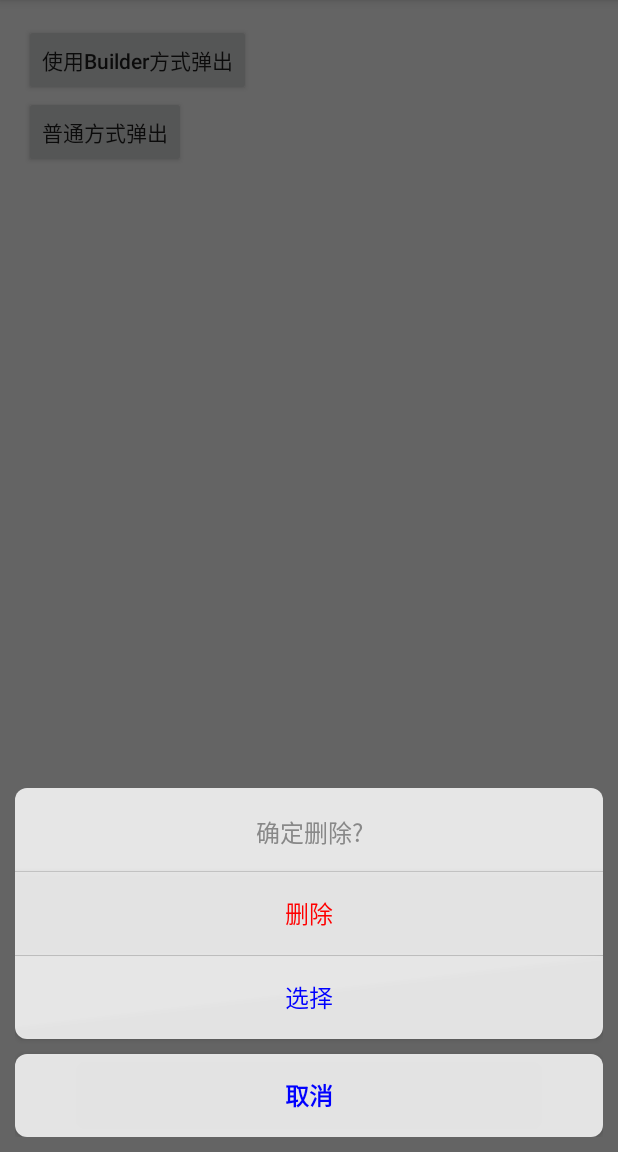
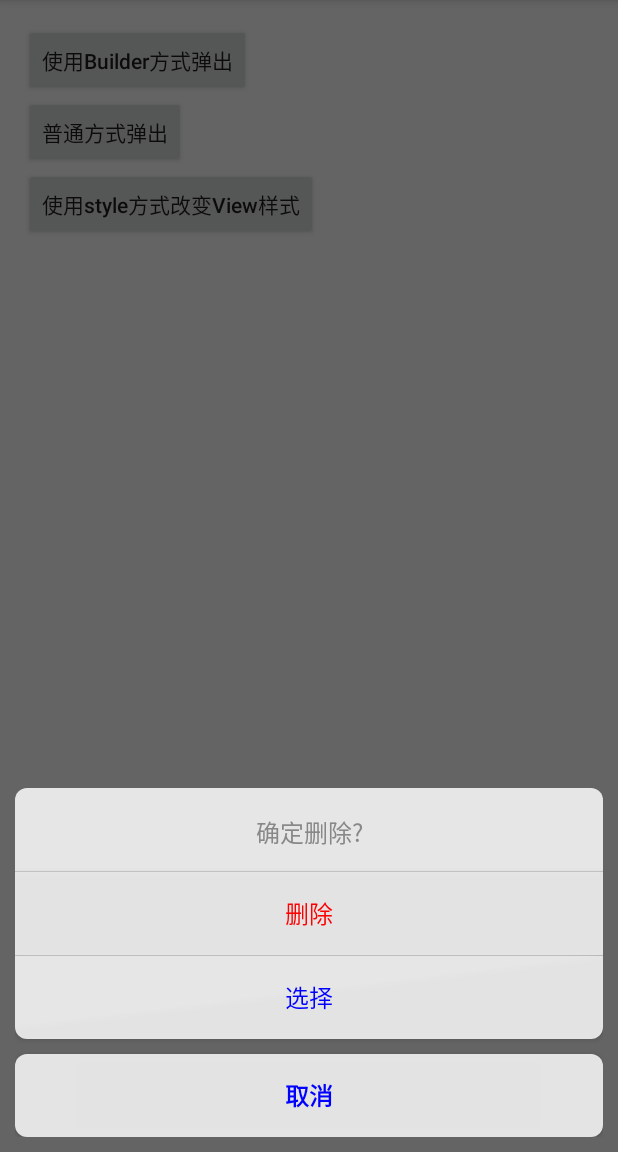
Before and after one commit to xinle/IOSActionSheet, an Android app: the screen it shows after launch (MainActivity), after a tap on "普通方式弹出", on a phone screen of 412 x 824 dp, the part 84-1236 px from its top. Run offline under Robolectric (Android 15) with nearby library versions, the phone set to English and light mode, and no system bars.

Commit message:
默认弹出cancle按钮 添加使用style 更改主题的实例

```diff
--- a/IOSActionSheet/src/main/java/com/lelive/iosactionsheet/IOSActionSheet.java
+++ b/IOSActionSheet/src/main/java/com/lelive/iosactionsheet/IOSActionSheet.java
@@ -45,6 +45,7 @@ public class IOSActionSheet extends Dialog implements View.OnClickListener {
     }
 
     private static final int TRANSLATE_DURATION = 100;  // 动画执行时长
+    private static final String DEFUALT_CANCLE_TITLE = "取消";
 
     private Context mContext;
 
@@ -55,7 +56,8 @@ public class IOSActionSheet extends Dialog implements View.OnClickListener {
 
     private CharSequence mTitleStr;
     private CharSequence mSubTitleStr;
-    private CharSequence mCancelButtonTitle = "取消";
+    private CharSequence mCancelButtonTitle = DEFUALT_CANCLE_TITLE;
+    private boolean mHaveCancleBtn = true;
 
     private List<ItemModel> mOtherButtonTitles;
     private IActionSheetListener mListener;
@@ -93,6 +95,8 @@ public class IOSActionSheet extends Dialog implements View.OnClickListener {
 
         mOtherButtonTitles = builder.mOtherButtonTitles;
         mCancelButtonTitle = builder.mCancleTitleStr;
+        mHaveCancleBtn = builder.mHaveCancleBtn;
+
         mListener = builder.mListener;
         mCancelableOnTouchOutside = builder.mCancelableOnTouchOutside;
         setCanceledOnTouchOutside(mCancelableOnTouchOutside);
@@ -201,7 +205,7 @@ public class IOSActionSheet extends Dialog implements View.OnClickListener {
             childCount += mOtherButtonTitles.size();
         }
 
-        if(!TextUtils.isEmpty(mCancelButtonTitle)) {
+        if(!TextUtils.isEmpty(mCancelButtonTitle) && mHaveCancleBtn) {
             if(mOtherButtonTitles == null) {
                 mOtherButtonTitles = new ArrayList<>();
             }
@@ -391,6 +395,10 @@ public class IOSActionSheet extends Dialog implements View.OnClickListener {
         this.mCancelButtonTitle = mCancelButtonTitle;
     }
 
+    public void setHaveCancleBtn(boolean haveCancleBtn) {
+        this.mHaveCancleBtn = haveCancleBtn;
+    }
+
     public void setOtherButtonTitles(List<ItemModel> mOtherButtonTitles) {
         this.mOtherButtonTitles = mOtherButtonTitles;
     }
@@ -548,7 +556,8 @@ public class IOSActionSheet extends Dialog implements View.OnClickListener {
 
         private CharSequence mTitleStr;
         private CharSequence mSubTitleStr;
-        private CharSequence mCancleTitleStr;
+        private CharSequence mCancleTitleStr = DEFUALT_CANCLE_TITLE;
+        private boolean mHaveCancleBtn = true;
 
         private List<ItemModel> mOtherButtonTitles;
 
@@ -610,6 +619,11 @@ public class IOSActionSheet extends Dialog implements View.OnClickListener {
             return this;
         }
 
+        public Builder haveCancleBtn(boolean haveCancleBtn) {
+            mHaveCancleBtn = haveCancleBtn;
+            return this;
+        }
+
         public void show() {
             IOSActionSheet actionSheet = new IOSActionSheet(this);
             actionSheet.show();
--- a/app/src/main/java/com/lelive/iosactionsheetpro/MainActivity.java
+++ b/app/src/main/java/com/lelive/iosactionsheetpro/MainActivity.java
@@ -18,6 +18,7 @@ public class MainActivity extends AppCompatActivity implements View.OnClickListe
 
         findViewById(R.id.button1).setOnClickListener(this);
         findViewById(R.id.button2).setOnClickListener(this);
+        findViewById(R.id.button3).setOnClickListener(this);
     }
 
     @Override
@@ -33,8 +34,6 @@ public class MainActivity extends AppCompatActivity implements View.OnClickListe
                         })
                         .titleStr("确定删除?")
                         .subTitleStr("删除后操作不能回退")
-                        .cancleTitle("取消")
-                        .cancleAbleOnTouchOutside(false)
                         .itemClickListener(new IOSActionSheet.IActionSheetListener() {
                             @Override
                             public void onActionSheetItemClick(IOSActionSheet actionSheet, int itemPosition, IOSActionSheet.ItemModel itemModel) {
@@ -52,7 +51,7 @@ public class MainActivity extends AppCompatActivity implements View.OnClickListe
                     }
                 });
                 sheet.setTitleStr("确定删除?");
-                sheet.setCancelButtonTitle("取消");
+                sheet.setCanceledOnTouchOutside(false);
                 sheet.setItemClickListener(new IOSActionSheet.IActionSheetListener() {
                     @Override
                     public void onActionSheetItemClick(IOSActionSheet actionSheet, int itemPosition, IOSActionSheet.ItemModel itemModel) {
@@ -61,6 +60,20 @@ public class MainActivity extends AppCompatActivity implements View.OnClickListe
                 });
                 sheet.show();
                 break;
+            case R.id.button3:
+                new IOSActionSheet.Builder(MainActivity.this)
+                        .styleId(R.style.IOSActionSheetStyleCustom).otherButtonTitles(new ArrayList<IOSActionSheet.ItemModel>() {
+                            {
+                                add(new IOSActionSheet.ItemModel("删除", IOSActionSheet.ItemModel.ITEM_TYPE_WARNING));
+                                add(new IOSActionSheet.ItemModel("选择"));
+                            }
+                        })
+                        .cancleTitle("淡定")
+                        .haveCancleBtn(true)
+                        .titleStr("确定删除?")
+                        .subTitleStr("删除后操作不能回退")
+                        .show();
+                break;
         }
     }
 }
--- a/app/src/main/res/layout/activity_main.xml
+++ b/app/src/main/res/layout/activity_main.xml
@@ -24,4 +24,11 @@
         android:layout_width="wrap_content"
         android:layout_height="wrap_content"/>
 
+    <Button
+        android:id="@+id/button3"
+        android:textAllCaps="false"
+        android:text="使用style方式改变View样式"
+        android:layout_width="wrap_content"
+        android:layout_height="wrap_content"/>
+
 </LinearLayout>
--- a/app/src/main/res/values-w820dp/dimens.xml
+++ /dev/null
@@ -1,6 +0,0 @@
-<resources>
-    <!-- Example customization of dimensions originally defined in res/values/dimens.xml
-         (such as screen margins) for screens with more than 820dp of available width. This
-         would include 7" and 10" devices in landscape (~960dp and ~1280dp respectively). -->
-    <dimen name="activity_horizontal_margin">64dp</dimen>
-</resources>
--- a/app/src/main/res/values/colors.xml
+++ b/app/src/main/res/values/colors.xml
@@ -3,4 +3,21 @@
     <color name="colorPrimary">#3F51B5</color>
     <color name="colorPrimaryDark">#303F9F</color>
     <color name="colorAccent">#FF4081</color>
+
+    <color name="ias_background">#D6FFFFFF</color>
+    <color name="ias_chooseBackground">#D6DADADA</color>
+
+    <color name="ias_titleTextColor">#FF888888</color>
+    <color name="ias_cancelButtonTextColor">#FF0000FF</color>
+    <color name="ias_otherButtonTextColor">#FF0000FF</color>
+    <color name="ias_warningButtonTextColor">#FFFF0000</color>
+    <color name="ias_checkButtonTextColor">#FFFFFFFF</color>
+
+    <color name="color1">#FFEB00</color>
+    <color name="color2">#53FF2D</color>
+    <color name="color3">#3FFFA4</color>
+    <color name="color4">#47DAFF</color>
+    <color name="color5">#3E5EFF</color>
+    <color name="color6">#FF84A6</color>
+
 </resources>
--- a/app/src/main/res/values/styles.xml
+++ b/app/src/main/res/values/styles.xml
@@ -8,4 +8,48 @@
         <item name="colorAccent">@color/colorAccent</item>
     </style>
 
+    <style name="IOSActionSheetStyleDefualt">
+        <item name="ias_background">@color/ias_background</item>
+        <item name="ias_chooseBackground">@color/colorPrimary</item>
+
+        <item name="ias_titleTextColor">@color/ias_titleTextColor</item>
+        <item name="ias_cancelButtonTextColor">@color/ias_cancelButtonTextColor</item>
+        <item name="ias_otherButtonTextColor">@color/ias_otherButtonTextColor</item>
+        <item name="ias_warningButtonTextColor">@color/ias_warningButtonTextColor</item>
+        <item name="ias_checkButtonTextColor">@color/ias_checkButtonTextColor</item>
+
+        <item name="ias_titleTextSize">@dimen/ias_titleTextSize</item>
+        <item name="ias_subTitleTextSize">@dimen/ias_subTitleTextSize</item>
+        <item name="ias_cancleButtonTextSize">@dimen/ias_cancleButtonTextSize</item>
+        <item name="ias_otherButtonTextSize">@dimen/ias_otherButtonTextSize</item>
+        <item name="ias_warningButtonTextSize">@dimen/ias_warningButtonTextSize</item>
+
+        <item name="ias_lineHeight">@dimen/ias_lineHeight</item>
+        <item name="ias_cancelButtonMarginTop">@dimen/ias_cancelButtonMarginTop</item>
+        <item name="ias_radius">@dimen/ias_radius</item>
+        <item name="ias_padding">@dimen/ias_padding</item>
+    </style>
+
+    <style name="IOSActionSheetStyleCustom">
+        <item name="ias_background">@color/ias_background</item>
+        <item name="ias_chooseBackground">@color/colorPrimaryDark</item>
+
+        <item name="ias_titleTextColor">@color/ias_titleTextColor</item>
+        <item name="ias_cancelButtonTextColor">@color/color1</item>
+        <item name="ias_otherButtonTextColor">@color/color2</item>
+        <item name="ias_warningButtonTextColor">@color/color4</item>
+        <item name="ias_checkButtonTextColor">@color/ias_checkButtonTextColor</item>
+
+        <item name="ias_titleTextSize">19sp</item>
+        <item name="ias_subTitleTextSize">16sp</item>
+        <item name="ias_cancleButtonTextSize">20sp</item>
+        <item name="ias_otherButtonTextSize">12sp</item>
+        <item name="ias_warningButtonTextSize">14sp</item>
+
+        <item name="ias_lineHeight">70dp</item>
+        <item name="ias_cancelButtonMarginTop">20dp</item>
+        <item name="ias_radius">0dp</item>
+        <item name="ias_padding">0dp</item>
+    </style>
+
 </resources>
```
Also changed, not shown: app/src/main/res/values/dimens.xml (+12 -0 lines).
